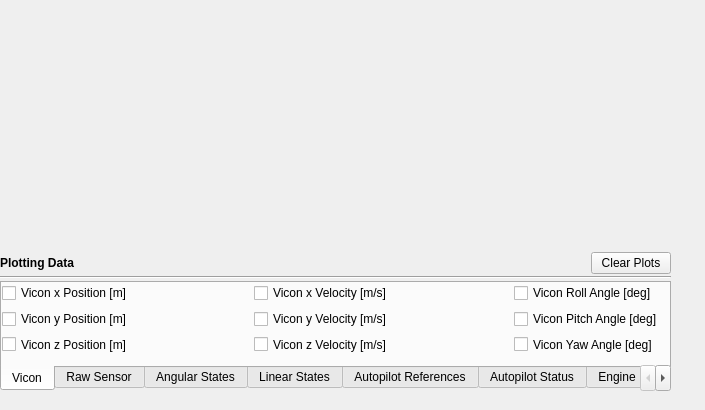
lijian8/ahns10, file gcs/ui/dataplotter.ui: the form before one commit.
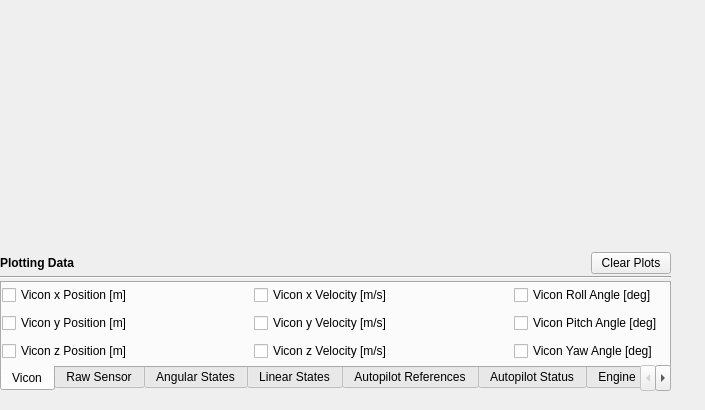
The form after the commit. The open tabs and pages were chosen to show the change. Custom widgets are drawn as their Qt base class.

Diff of the .ui file:
```diff
--- a/gcs/ui/dataplotter.ui
+++ b/gcs/ui/dataplotter.ui
@@ -148,7 +148,7 @@
           <x>0</x>
           <y>0</y>
           <width>661</width>
-          <height>71</height>
+          <height>80</height>
          </rect>
         </property>
         <layout class="QGridLayout" name="gridLayout_8">
```
Left out of the diff: 2 changed lines with no effect on the pictures.
